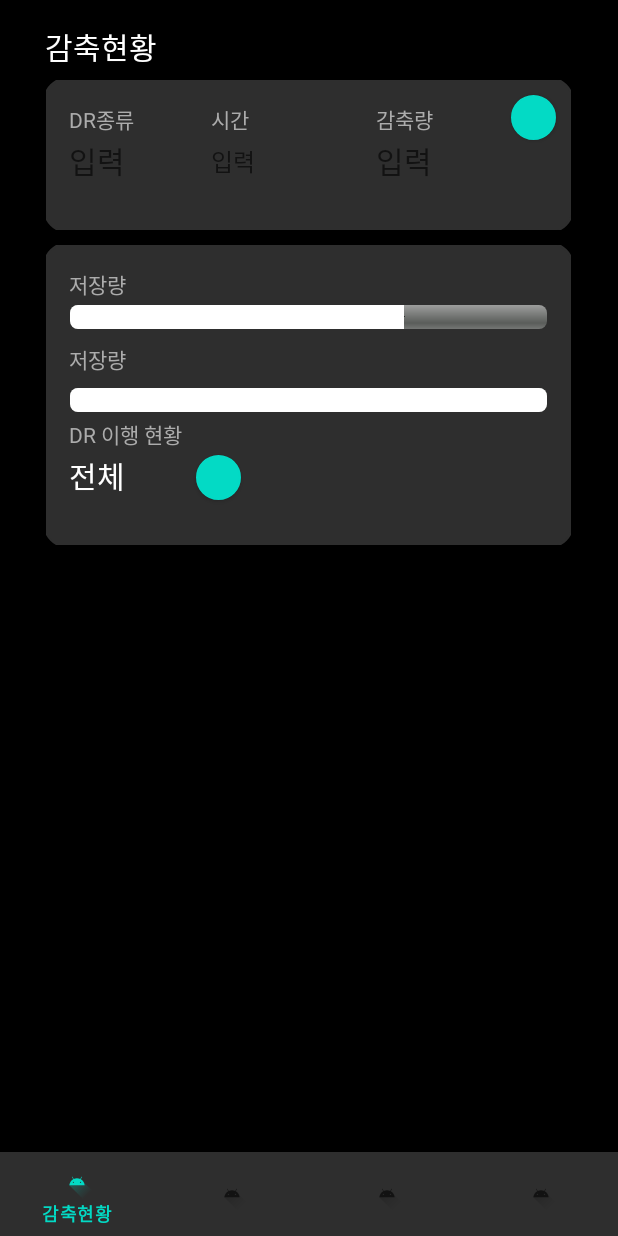
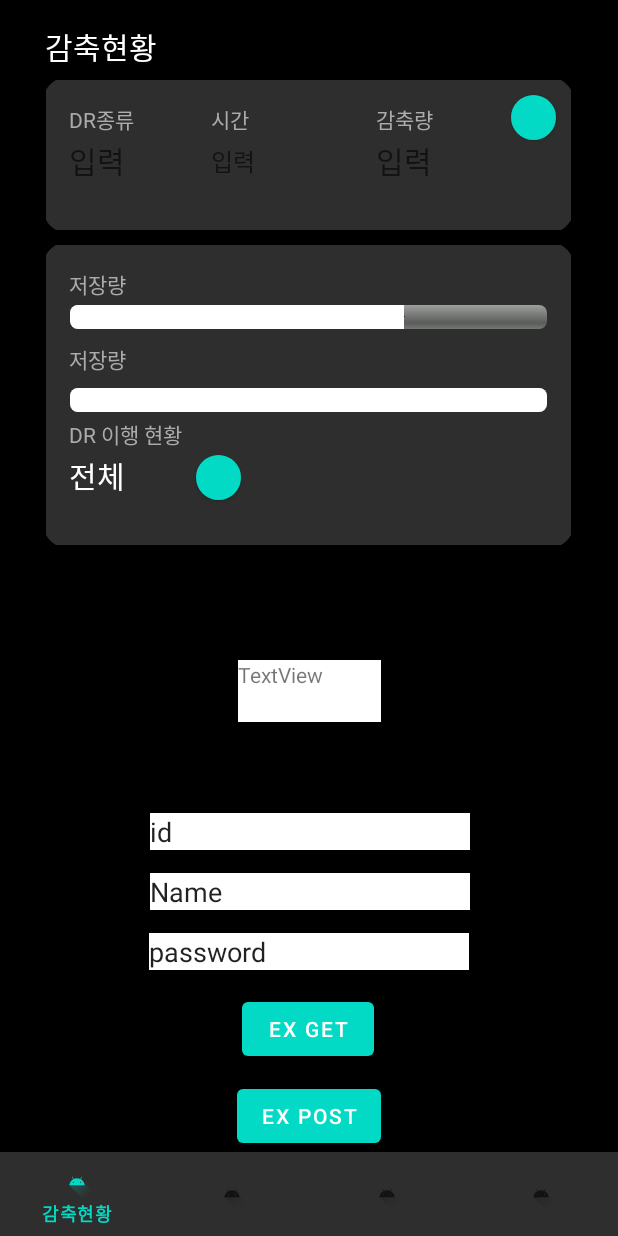
Before and after one commit to capstone-design-team4/Client, an Android app: the screen it shows after launch (MainActivity), on a phone screen of 412 x 824 dp. Run offline under Robolectric (Android 15) with nearby library versions, the light colour scheme and no system bars.

Commit message:
GET POST 예시 작성

```diff
--- a/app/src/main/java/com/capstone/jeonshimclient/DRFragment.kt
+++ b/app/src/main/java/com/capstone/jeonshimclient/DRFragment.kt
@@ -4,14 +4,22 @@ import android.graphics.Color
 import android.graphics.drawable.ColorDrawable
 import android.os.Bundle
 import android.text.Editable
+import android.util.Log
 import androidx.fragment.app.Fragment
 import android.view.LayoutInflater
 import android.view.View
 import android.view.ViewGroup
 import android.widget.SeekBar
 import kotlinx.android.synthetic.main.fragment_dr.*
+import kotlinx.android.synthetic.main.fragment_dr.view.*
+import retrofit2.Call
+import retrofit2.Callback
+import retrofit2.Response
 
 class DRFragment : Fragment() {
+    // APIS 만들어주기
+    val api = APIS.create()
+
     override fun onCreateView(
         inflater: LayoutInflater, container: ViewGroup?,
         savedInstanceState: Bundle?
@@ -25,6 +33,48 @@ class DRFragment : Fragment() {
 
         val setdialog = SettingDialog(requireContext())
         val storagedialog = StorageSettingDialog(requireContext())
+
+        exampleGetButton.setOnClickListener {
+            api.get_users().enqueue(object : Callback<HTTP_GET_Model> {
+                override fun onResponse(
+                    call: Call<HTTP_GET_Model>,
+                    response: Response<HTTP_GET_Model>
+                ){
+                    Log.d("log", response.toString())
+                    Log.d("log", response.body().toString())
+                    if(!response.body().toString().isEmpty())
+                        textExample.setText(response.body().toString())
+                }
+
+                override fun onFailure(call: Call<HTTP_GET_Model>, t: Throwable){
+                    // 실패
+                    Log.d("Log", t.message.toString())
+                    Log.d("Log", "fail")
+                }
+            })
+        }
+
+        examplePostButton2.setOnClickListener {
+            val data = PostModel(
+                exInput0.text.toString(),   // id
+                exInput2.text.toString(),   // pw
+                exInput1.text.toString(),   // nick
+            )
+            api.post_users(data).enqueue(object : Callback<PostResult>{
+                override fun onResponse(call: Call<PostResult>, response: Response<PostResult>) {
+                    Log.d("Log", response.toString())
+                    Log.d("Log", response.body().toString())
+                    if(!response.body().toString().isEmpty())
+                        textExample.setText(response.body().toString())
+                }
+
+                override fun onFailure(call: Call<PostResult>, t: Throwable) {
+                    // 실패
+                    Log.d("log", t.message.toString())
+                    Log.d("log", "fail")
+                }
+            })
+        }
 
         button_set_minimum.setOnClickListener {
             storagedialog.setDig(requireContext())
--- a/app/src/main/res/layout/fragment_dr.xml
+++ b/app/src/main/res/layout/fragment_dr.xml
@@ -137,6 +137,7 @@
     </FrameLayout>
 
     <FrameLayout
+        android:id="@+id/frameLayout2"
         android:layout_width="350dp"
         android:layout_height="200dp"
         android:layout_marginTop="10dp"
@@ -153,58 +154,25 @@
             android:id="@+id/button_set_minimum"
             android:layout_width="30dp"
             android:layout_height="30dp"
+            android:layout_marginLeft="100dp"
             android:layout_marginStart="100dp"
-            android:layout_marginLeft="100dp"
             android:layout_marginTop="140dp"
             android:background="@drawable/shape_for_circle_button"
             android:fontFamily="@font/font1"
+            android:minHeight="20dip"
             android:minWidth="40dip"
-            android:minHeight="20dip"
             android:text="..."
             android:textColor="#FFFFFF"
             android:textSize="6sp"
             app:backgroundTint="@color/teal_200"
             tools:ignore="SmallSp,TouchTargetSizeCheck,SpeakableTextPresentCheck" />
 
-        <TextView
-            android:id="@+id/text_DR_condition"
-            android:layout_width="wrap_content"
-            android:layout_height="wrap_content"
-
-            android:layout_marginStart="15dp"
-            android:layout_marginLeft="15dp"
-            android:layout_marginTop="115dp"
-            android:text="DR 이행 현황"
-            android:textColor="#ACACAC" />
-
-        <TextView
-            android:id="@+id/text_Battery"
-            android:layout_width="wrap_content"
-            android:layout_height="wrap_content"
-
-            android:layout_marginStart="15dp"
-            android:layout_marginLeft="15dp"
-            android:layout_marginTop="15dp"
-            android:text="저장량"
-            android:textColor="#ACACAC" />
-
-        <TextView
-            android:id="@+id/text_generation_condition"
-            android:layout_width="wrap_content"
-            android:layout_height="wrap_content"
-
-            android:layout_marginStart="15dp"
-            android:layout_marginLeft="15dp"
-            android:layout_marginTop="65dp"
-            android:text="저장량"
-            android:textColor="#ACACAC" />
-
         <EditText
             android:id="@+id/print_DR_condition"
             android:layout_width="90dp"
             android:layout_height="wrap_content"
+            android:layout_marginLeft="15dp"
             android:layout_marginStart="15dp"
-            android:layout_marginLeft="15dp"
             android:layout_marginTop="130dp"
             android:background="@null"
             android:ems="10"
@@ -229,6 +197,112 @@
             android:layout_marginTop="95dp"
             android:progressDrawable="@drawable/batterybar" />
 
+        <TextView
+            android:id="@+id/text_DR_condition"
+            android:layout_width="wrap_content"
+            android:layout_height="wrap_content"
+
+            android:layout_marginLeft="15dp"
+            android:layout_marginStart="15dp"
+            android:layout_marginTop="115dp"
+            android:text="DR 이행 현황"
+            android:textColor="#ACACAC" />
+
+        <TextView
+            android:id="@+id/text_Battery"
+            android:layout_width="wrap_content"
+            android:layout_height="wrap_content"
+
+            android:layout_marginLeft="15dp"
+            android:layout_marginStart="15dp"
+            android:layout_marginTop="15dp"
+            android:text="저장량"
+            android:textColor="#ACACAC" />
+
+        <TextView
+            android:id="@+id/text_generation_condition"
+            android:layout_width="wrap_content"
+            android:layout_height="wrap_content"
+
+            android:layout_marginLeft="15dp"
+            android:layout_marginStart="15dp"
+            android:layout_marginTop="65dp"
+            android:text="저장량"
+            android:textColor="#ACACAC" />
+
     </FrameLayout>
 
+    <EditText
+        android:id="@+id/exInput0"
+        android:layout_width="wrap_content"
+        android:layout_height="wrap_content"
+        android:layout_marginBottom="15dp"
+        android:background="#FFFFFF"
+        android:ems="10"
+        android:inputType="textPersonName"
+        android:text="id"
+        app:layout_constraintBottom_toTopOf="@+id/exInput1"
+        app:layout_constraintEnd_toEndOf="parent"
+        app:layout_constraintHorizontal_bias="0.502"
+        app:layout_constraintStart_toStartOf="parent" />
+
+    <EditText
+        android:id="@+id/exInput1"
+        android:layout_width="wrap_content"
+        android:layout_height="wrap_content"
+        android:layout_marginBottom="15dp"
+        android:background="#FFFFFF"
+        android:ems="10"
+        android:inputType="textPersonName"
+        android:text="Name"
+        app:layout_constraintBottom_toTopOf="@+id/exInput2"
+        app:layout_constraintEnd_toEndOf="parent"
+        app:layout_constraintHorizontal_bias="0.502"
+        app:layout_constraintStart_toStartOf="parent" />
+
+    <EditText
+        android:id="@+id/exInput2"
+        android:layout_width="wrap_content"
+        android:layout_height="wrap_content"
+        android:layout_marginBottom="15dp"
+        android:background="#FFFFFF"
+        android:ems="10"
+        android:inputType="textPersonName"
+        android:text="password"
+        app:layout_constraintBottom_toTopOf="@+id/exampleGetButton"
+        app:layout_constraintEnd_toEndOf="parent"
+        app:layout_constraintStart_toStartOf="parent" />
+
+    <TextView
+        android:id="@+id/textExample"
+        android:layout_width="95dp"
+        android:layout_height="41dp"
+        android:layout_marginTop="15dp"
+        android:background="#FFFFFF"
+        android:text="TextView"
+        app:layout_constraintBottom_toTopOf="@+id/exInput0"
+        app:layout_constraintEnd_toEndOf="parent"
+        app:layout_constraintStart_toStartOf="parent"
+        app:layout_constraintTop_toBottomOf="@+id/frameLayout2" />
+
+    <Button
+        android:id="@+id/exampleGetButton"
+        android:layout_width="wrap_content"
+        android:layout_height="wrap_content"
+        android:layout_marginBottom="10dp"
+        android:text="ex Get"
+        app:layout_constraintBottom_toTopOf="@+id/examplePostButton2"
+        app:layout_constraintEnd_toEndOf="parent"
+        app:layout_constraintHorizontal_bias="0.497"
+        app:layout_constraintStart_toStartOf="parent" />
+
+    <Button
+        android:id="@+id/examplePostButton2"
+        android:layout_width="wrap_content"
+        android:layout_height="wrap_content"
+        android:text="ex Post"
+        app:layout_constraintBottom_toBottomOf="parent"
+        app:layout_constraintEnd_toEndOf="parent"
+        app:layout_constraintStart_toStartOf="parent" />
+
 </androidx.constraintlayout.widget.ConstraintLayout>
```
Also changed, not shown: 1 other file.
